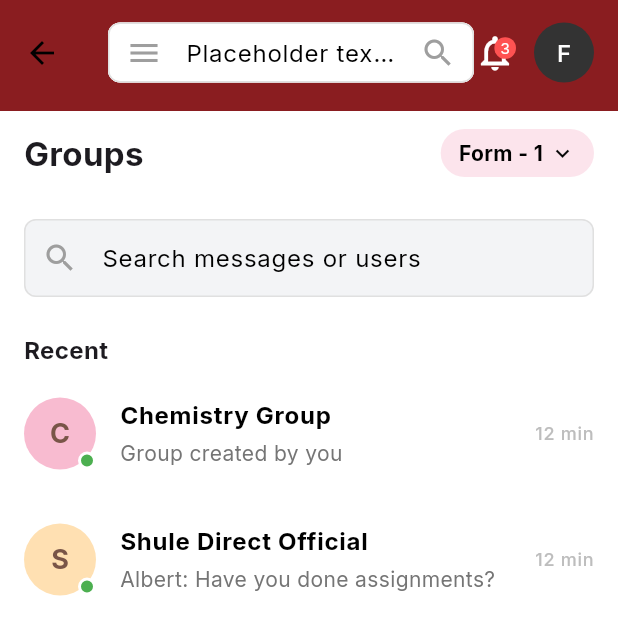
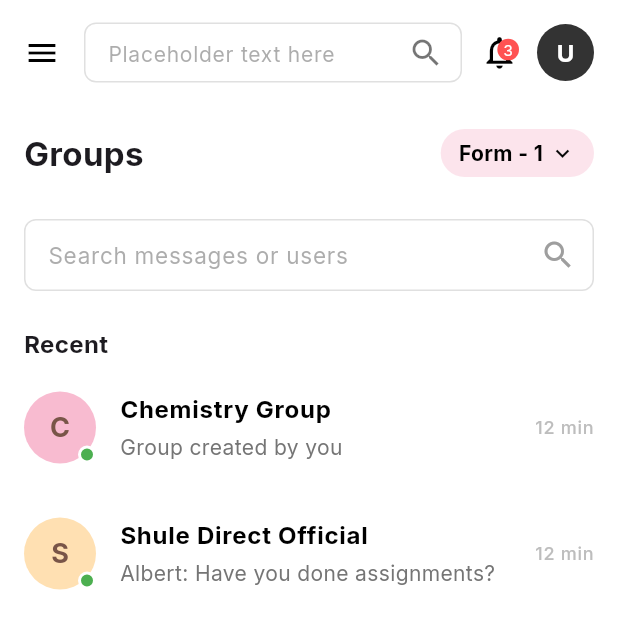
Before and after one commit to MahendraTamrakar/ShuleDirectChatApp_Assignment, a Flutter app: the ConversationsScreen screen opened by its route, on a phone screen of 412 x 824 dp. Shown: the top 635 px of the screen. Run offline on Flutter 3.47's test engine with Material 3 defaults, Android fonts, the phone set to English and light mode, and no system bars; our stand-ins replace dio, flutter_secure_storage, flutter_svg, google_fonts; accounts and stored records are empty.

Commit message:
improved UI

```diff
--- a/lib/core/constants/app_colors.dart
+++ b/lib/core/constants/app_colors.dart
@@ -1,35 +1,29 @@
 import 'package:flutter/material.dart';
 
 class AppColors {
-  static const Color primary = Color(0xFF8A1D20); // Brand Red from Repo
+  static const Color primary = Color(0xFF8A1D20);
   static const Color primaryVariant = Color(0xFF700C11);
-  static const Color secondary = Color(0xFF03DAC6);
   static const Color background = Colors.white;
   static const Color surface = Colors.white;
   static const Color error = Color(0xFFB00020);
 
-  static const Color inputFill = Color(0xFFFFF8E7); // Pale Yellowish
+  static const Color inputFill = Color(0xFFFFF8E7);
   static const Color inputBorder = Color(0xFFE0E0E0);
 
   static const Color textPrimary = Colors.black87;
-  static const Color textSecondary = Colors.black54;
+  static const Color textSecondary = Color.fromARGB(137, 103, 103, 103);
 
-  static const Color sentMessageRaw = Color(0xFF9E1C22); // Brand Red for me
+  static const Color sentMessageRaw = Color.fromARGB(203, 231, 239, 255);
   static const Color sentMessageText = Colors.white;
-  static const Color receivedMessageRaw = Colors.white;
-  static const Color receivedMessageText =
-      Colors.black87; // Black text for white bubble
+  static const Color receivedMessageRaw = Color(0xFF8A1D20);
+  static const Color receivedMessageText =Colors.white;
 
   // Gradients
   static const List<Color> scoreGradient = [
-    Colors.red,
-    Colors.orange,
-    Colors.green,
+    Color(0xFFFF0000),
+    Color(0xFFFFAB40),
+    Color(0xFFFFD740),
+    Color(0xFF69F0AE),
+    Color(0xFF1D9727),
   ];
-  // Gauge Colors
-  static const Color success = Colors.green;
-  static const Color gradientLightGrey = Color(0xFFEEEEEE);
-  static const Color gradientOrange = Color(0xFFFFB700);
-  static const Color gradientGreen = Color(0xFF00FF15);
-  static const Color gradientCyan = Color(0xFF00E6FF);
 }
--- a/lib/core/theme/app_theme.dart
+++ b/lib/core/theme/app_theme.dart
@@ -9,7 +9,6 @@ class AppTheme {
       scaffoldBackgroundColor: AppColors.background,
       colorScheme: ColorScheme.fromSwatch().copyWith(
         primary: AppColors.primary,
-        secondary: AppColors.secondary,
         surface: AppColors.surface,
         error: AppColors.error,
       ),
--- a/lib/presentation/screens/conversations/conversations_screen.dart
+++ b/lib/presentation/screens/conversations/conversations_screen.dart
@@ -1,4 +1,5 @@
 import 'package:flutter/material.dart';
+import 'package:flutter/services.dart';
 import 'package:provider/provider.dart';
 // import '../../../../core/constants/app_strings.dart';
 import '../../../../core/constants/app_colors.dart';
@@ -18,9 +19,16 @@ class _ConversationsScreenState extends State<ConversationsScreen> {
   @override
   void initState() {
     super.initState();
-    // WidgetsBinding.instance.addPostFrameCallback((_) {
-    //   context.read<ConversationsViewModel>().fetchConversations();
-    // });
+    SystemChrome.setSystemUIOverlayStyle(
+      const SystemUiOverlayStyle(
+        statusBarColor: AppColors.primary,
+        statusBarIconBrightness: Brightness.light,
+        statusBarBrightness: Brightness.dark,
+      ),
+    );
+    WidgetsBinding.instance.addPostFrameCallback((_) {
+      context.read<ConversationsViewModel>().loadUserInitial();
+    });
   }
 
   void _logout() async {
@@ -33,34 +41,34 @@ class _ConversationsScreenState extends State<ConversationsScreen> {
   @override
   Widget build(BuildContext context) {
     return Scaffold(
-      backgroundColor: Colors.white,
+      backgroundColor: AppColors.background,
       appBar: AppBar(
-        backgroundColor: AppColors.primary,
+        backgroundColor: AppColors.background,
         elevation: 0,
         titleSpacing: 0,
         toolbarHeight: 70,
         title: Padding(
-          padding: const EdgeInsets.only(left: 16.0),
-          child: Container(
+          padding: const EdgeInsets.only(right: 12),
+          child: SizedBox(
             height: 40,
-            decoration: BoxDecoration(
-              color: Colors.white,
-              borderRadius: BorderRadius.circular(8),
-            ),
             child: const TextField(
               decoration: InputDecoration(
                 hintText: 'Placeholder text here',
-                prefixIcon: Icon(
-                  Icons.menu,
-                  color: Colors.grey,
-                ), // Menu icon as per screenshot
-                suffixIcon: Icon(Icons.search, color: Colors.grey),
+                hintStyle: TextStyle(
+                  fontSize: 14,
+                  color: AppColors.textSecondary
+                ),
+                suffixIcon: Icon(Icons.search, color: Colors.black54),
                 border: InputBorder.none,
-                contentPadding: EdgeInsets.symmetric(vertical: 8),
+                contentPadding: EdgeInsets.symmetric(vertical: 8, horizontal: 12),
               ),
             ),
           ),
         ),
+        leading: Icon(
+                Icons.menu,
+                color: Colors.black,
+              ),
         actions: [
           Stack(
             alignment: Alignment.center,
@@ -68,8 +76,8 @@ class _ConversationsScreenState extends State<ConversationsScreen> {
             children: [
               const Icon(
                 Icons.notifications_none,
-                color: Colors.white,
-                size: 28,
+                color: Colors.black,
+                size: 26,
               ),
               Positioned(
                 right: 0,
@@ -109,9 +117,17 @@ class _ConversationsScreenState extends State<ConversationsScreen> {
                     ),
                   ),
                 ],
-            child: const CircleAvatar(
-              backgroundColor: Color(0xFF333333),
-              child: Text('F', style: TextStyle(color: Colors.white)),
+            child: Consumer<ConversationsViewModel>(
+              builder: (context, viewModel, _) {
+                return CircleAvatar(
+                  radius: 19,
+                  backgroundColor: const Color(0xFF333333),
+                  child: Text(
+                    viewModel.userInitial,
+                    style: const TextStyle(color: Colors.white, fontWeight: FontWeight.bold),
+                  ),
+                );
+              },
             ),
           ),
           const SizedBox(width: 16),
@@ -167,14 +183,18 @@ class _ConversationsScreenState extends State<ConversationsScreen> {
             child: TextField(
               decoration: InputDecoration(
                 hintText: 'Search messages or users',
-                prefixIcon: Icon(Icons.search, color: Colors.grey),
+                hintStyle: TextStyle(
+                  color: AppColors.textSecondary,
+                  fontSize: 15,
+                ),
+                suffixIcon: Icon(Icons.search, color: Colors.grey),
                 border: OutlineInputBorder(
                   borderRadius: BorderRadius.all(Radius.circular(12)),
                   borderSide: BorderSide.none,
                 ),
                 filled: true,
-                fillColor: Color(0xFFF3F4F6),
-                contentPadding: EdgeInsets.symmetric(vertical: 14),
+                fillColor: Color.fromARGB(255, 255, 255, 255),
+                contentPadding: EdgeInsets.symmetric(vertical: 12,horizontal: 12),
               ),
             ),
           ),
--- a/lib/presentation/screens/conversations/conversations_viewmodel.dart
+++ b/lib/presentation/screens/conversations/conversations_viewmodel.dart
@@ -1,11 +1,13 @@
 import 'package:flutter/material.dart';
 import '../../../data/models/conversation_model.dart';
 import '../../../data/repositories/chat_repository.dart';
+import '../../../data/repositories/auth_repository.dart';
 
 class ConversationsViewModel extends ChangeNotifier {
   final ChatRepository _chatRepository;
+  final AuthRepository _authRepository;
 
-  ConversationsViewModel(this._chatRepository);
+  ConversationsViewModel(this._chatRepository, this._authRepository);
 
   List<ConversationModel> _conversations = [];
   List<ConversationModel> get conversations => _conversations;
@@ -15,6 +17,12 @@ class ConversationsViewModel extends ChangeNotifier {
 
   String? _errorMessage;
   String? get errorMessage => _errorMessage;
+
+  String _userInitial = 'U';
+  String get userInitial => _userInitial;
+
+  String? _userEmail;
+  String? get userEmail => _userEmail;
 
   Future<void> fetchConversations() async {
     _isLoading = true;
@@ -30,4 +38,19 @@ class ConversationsViewModel extends ChangeNotifier {
       notifyListeners();
     }
   }
+
+  Future<void> loadUserInitial() async {
+    try {
+      _userEmail = await _authRepository.getUserEmail();
+      if (_userEmail != null && _userEmail!.isNotEmpty) {
+        _userInitial = _userEmail![0].toUpperCase();
+      } else {
+        _userInitial = 'U';
+      }
+      notifyListeners();
+    } catch (e) {
+      _userInitial = 'U';
+      notifyListeners();
+    }
+  }
 }
--- a/pubspec.yaml
+++ b/pubspec.yaml
@@ -42,6 +42,7 @@ dependencies:
   google_fonts: ^6.3.2
   flutter_dotenv: ^6.0.0
   shared_preferences: ^2.5.3
+  flutter_svg: ^2.2.2
 
 dev_dependencies:
   flutter_test:
@@ -68,6 +69,7 @@ flutter:
   # To add assets to your application, add an assets section, like this:
   assets:
     - assets/images/
+    - assets/icons/
 
   # An image asset can refer to one or more resolution-specific "variants", see
   # https://flutter.dev/to/resolution-aware-images
```
Also changed, not shown: lib/main.dart (+12 -3 lines), lib/presentation/screens/chat/chat_screen.dart (+25 -20 lines), lib/presentation/screens/login/login_screen.dart (+20 -0 lines), lib/presentation/screens/splash/splash_screen.dart (+8 -1 lines), lib/presentation/widgets/chat_bubble.dart (+39 -12 lines), lib/presentation/widgets/score_gauge_widget.dart (+2 -7 lines), assets/icons/emoji.svg (added), assets/icons/file.svg (added), pubspec.lock.
